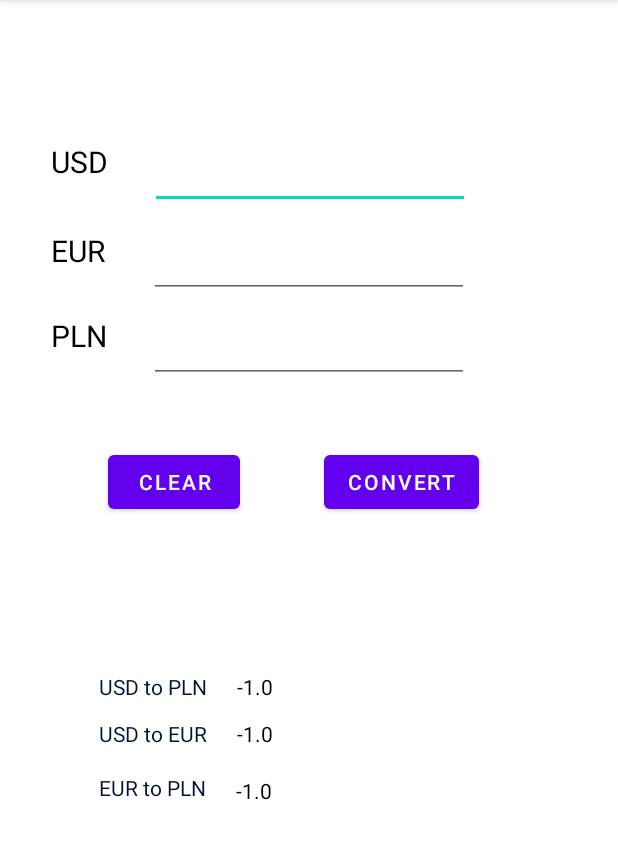
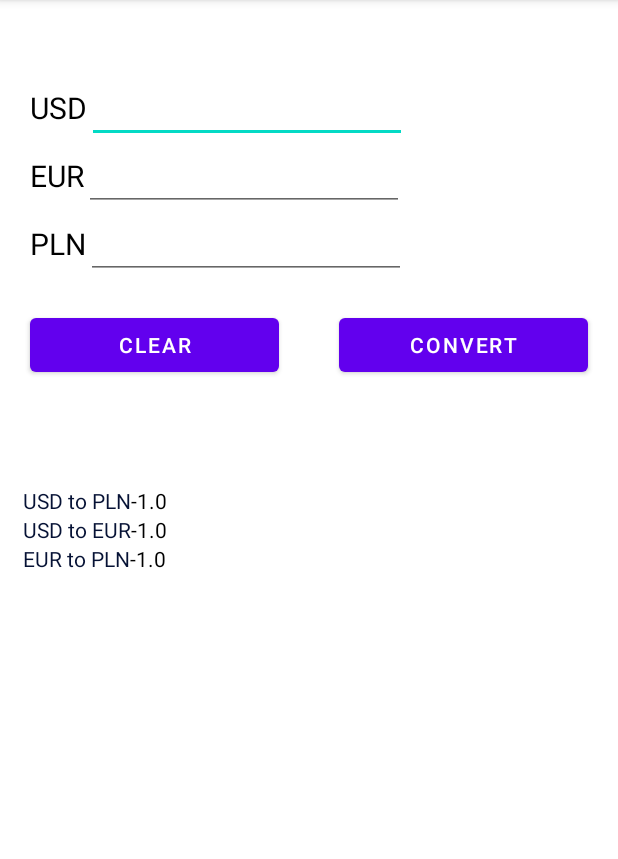
Before and after one commit to arturkowalczyk300/android-currency-converter, an Android app: the screen it shows after launch (MainActivity), on a phone screen of 412 x 824 dp, the part 84-943 px from its top. Run offline under Robolectric (Android 15) with nearby library versions, the phone set to English and light mode, and no system bars.

Commit message:
modify layout - use LinearLayouts

```diff
--- a/app/src/main/res/layout/activity_main.xml
+++ b/app/src/main/res/layout/activity_main.xml
@@ -1,27 +1,62 @@
 <?xml version="1.0" encoding="utf-8"?>
-<androidx.constraintlayout.widget.ConstraintLayout xmlns:android="http://schemas.android.com/apk/res/android"
+<LinearLayout xmlns:android="http://schemas.android.com/apk/res/android"
     xmlns:app="http://schemas.android.com/apk/res-auto"
     xmlns:tools="http://schemas.android.com/tools"
     android:layout_width="match_parent"
     android:layout_height="match_parent"
+    android:orientation="vertical"
     tools:context=".MainActivity">
+
+    <LinearLayout
+        android:layout_width="match_parent"
+        android:layout_height="match_parent"
+        android:layout_marginTop="50dp"
+        android:orientation="vertical">
+
+        <LinearLayout
+            android:layout_width="wrap_content"
+            android:layout_height="wrap_content"
+            android:orientation="horizontal"
+            android:paddingLeft="20dp"
+            android:paddingRight="20dp">
 
             <TextView
                 android:id="@+id/textViewUSD"
                 android:layout_width="wrap_content"
                 android:layout_height="wrap_content"
-        android:layout_marginStart="34dp"
-        android:layout_marginTop="94dp"
+                android:layout_weight="1"
                 android:text="USD"
                 android:textColor="#000000"
                 android:textSize="20sp"
                 app:layout_constraintStart_toStartOf="parent"
                 app:layout_constraintTop_toTopOf="parent" />
 
+            <EditText
+                android:id="@+id/editTextUSD"
+                android:layout_width="wrap_content"
+                android:layout_height="wrap_content"
+                android:layout_weight="1"
+                android:digits="0123456789."
+                android:ems="10"
+                android:inputType="number"
+                app:layout_constraintStart_toEndOf="@+id/textViewUSD"
+                app:layout_constraintTop_toTopOf="@+id/textViewUSD" />
+
+
+        </LinearLayout>
+
+        <LinearLayout
+            android:layout_width="wrap_content"
+            android:layout_height="wrap_content"
+            android:orientation="horizontal"
+            android:paddingLeft="20dp"
+            android:paddingRight="20dp">
+
             <TextView
                 android:id="@+id/textViewEUR"
                 android:layout_width="wrap_content"
                 android:layout_height="wrap_content"
+                android:layout_margin="0dp"
                 android:layout_marginTop="32dp"
                 android:text="EUR"
                 android:textColor="#000000"
@@ -29,10 +64,32 @@
                 app:layout_constraintStart_toStartOf="@+id/textViewUSD"
                 app:layout_constraintTop_toBottomOf="@+id/textViewUSD" />
 
+            <EditText
+                android:id="@+id/editTextEUR"
+                android:layout_width="wrap_content"
+                android:layout_height="wrap_content"
+                android:layout_margin="0dp"
+                android:layout_marginStart="29dp"
+                android:digits="0123456789."
+                android:ems="10"
+                android:inputType="number"
+                app:layout_constraintStart_toEndOf="@+id/textViewEUR"
+                app:layout_constraintTop_toTopOf="@+id/textViewEUR" />
+
+        </LinearLayout>
+
+        <LinearLayout
+            android:layout_width="wrap_content"
+            android:layout_height="wrap_content"
+            android:orientation="horizontal"
+            android:paddingLeft="20dp"
+            android:paddingRight="20dp">
+
             <TextView
                 android:id="@+id/textViewPLN"
                 android:layout_width="wrap_content"
                 android:layout_height="wrap_content"
+                android:layout_margin="0dp"
                 android:layout_marginTop="29dp"
                 android:text="PLN"
                 android:textColor="#000000"
@@ -40,63 +97,63 @@
                 app:layout_constraintStart_toStartOf="@+id/textViewEUR"
                 app:layout_constraintTop_toBottomOf="@+id/textViewEUR" />
 
-    <EditText
-        android:id="@+id/editTextUSD"
-        android:layout_width="wrap_content"
-        android:layout_height="wrap_content"
-        android:layout_marginStart="28dp"
-        android:ems="10"
-        android:inputType="number"
-        android:digits="0123456789."
-        app:layout_constraintStart_toEndOf="@+id/textViewUSD"
-        app:layout_constraintTop_toTopOf="@+id/textViewUSD" />
-
-    <EditText
-        android:id="@+id/editTextEUR"
-        android:layout_width="wrap_content"
-        android:layout_height="wrap_content"
-        android:layout_marginStart="29dp"
-        android:ems="10"
-        android:inputType="number"
-        android:digits="0123456789."
-        app:layout_constraintStart_toEndOf="@+id/textViewEUR"
-        app:layout_constraintTop_toTopOf="@+id/textViewEUR" />
 
             <EditText
                 android:id="@+id/editTextPLN"
                 android:layout_width="wrap_content"
                 android:layout_height="wrap_content"
+                android:layout_margin="0dp"
                 android:layout_marginStart="28dp"
+                android:digits="0123456789."
                 android:ems="10"
                 android:inputType="number"
-        android:digits="0123456789."
                 app:layout_constraintStart_toEndOf="@+id/textViewPLN"
                 app:layout_constraintTop_toTopOf="@+id/textViewPLN" />
+        </LinearLayout>
+
+        <LinearLayout
+            android:layout_width="match_parent"
+            android:layout_height="wrap_content"
+            android:gravity="center"
+            android:orientation="horizontal">
 
             <Button
                 android:id="@+id/buttonClear"
-        android:layout_width="wrap_content"
+                android:layout_width="match_parent"
                 android:layout_height="wrap_content"
+                android:layout_margin="20dp"
                 android:layout_marginStart="72dp"
                 android:layout_marginTop="42dp"
+                android:layout_weight="1"
                 android:text="Clear"
                 app:layout_constraintStart_toStartOf="parent"
                 app:layout_constraintTop_toBottomOf="@+id/editTextPLN" />
 
             <Button
                 android:id="@+id/buttonConvert"
-        android:layout_width="wrap_content"
+                android:layout_width="match_parent"
                 android:layout_height="wrap_content"
+                android:layout_margin="20dp"
                 android:layout_marginStart="56dp"
                 android:layout_marginTop="42dp"
+                android:layout_weight="1"
                 android:text="Convert"
                 app:layout_constraintStart_toEndOf="@+id/buttonClear"
                 app:layout_constraintTop_toBottomOf="@+id/editTextPLN" />
+        </LinearLayout>
+
+        <LinearLayout
+            android:layout_width="wrap_content"
+            android:layout_height="wrap_content"
+            android:layout_marginLeft="15dp"
+            android:layout_marginTop="50dp"
+            android:orientation="horizontal">
 
             <TextView
                 android:id="@+id/textView"
                 android:layout_width="wrap_content"
                 android:layout_height="wrap_content"
+                android:layout_margin="0dp"
                 android:layout_marginStart="32dp"
                 android:layout_marginTop="238dp"
                 android:text="USD to PLN"
@@ -105,9 +162,29 @@
                 app:layout_constraintTop_toTopOf="@+id/textViewPLN" />
 
             <TextView
+                android:id="@+id/tvUSD2PLN"
+                android:layout_width="wrap_content"
+                android:layout_height="wrap_content"
+                android:layout_margin="0dp"
+                android:layout_marginStart="20dp"
+                android:text="TextView"
+                android:textColor="#000000"
+                app:layout_constraintStart_toEndOf="@+id/textView"
+                app:layout_constraintTop_toTopOf="@+id/textView" />
+
+        </LinearLayout>
+
+        <LinearLayout
+            android:layout_width="wrap_content"
+            android:layout_height="wrap_content"
+            android:layout_marginLeft="15dp"
+            android:orientation="horizontal">
+
+            <TextView
                 android:id="@+id/textView2"
                 android:layout_width="wrap_content"
                 android:layout_height="wrap_content"
+                android:layout_margin="0dp"
                 android:layout_marginStart="32dp"
                 android:layout_marginTop="31dp"
                 android:text="USD to EUR"
@@ -116,9 +193,30 @@
                 app:layout_constraintTop_toTopOf="@+id/textView" />
 
             <TextView
+                android:id="@+id/tvUSD2EUR"
+                android:layout_width="wrap_content"
+                android:layout_height="wrap_content"
+                android:layout_margin="0dp"
+                android:layout_marginStart="20dp"
+                android:layout_marginTop="31dp"
+                android:text="TextView"
+                android:textColor="#000000"
+                app:layout_constraintStart_toEndOf="@+id/textView2"
+                app:layout_constraintTop_toTopOf="@+id/tvUSD2PLN" />
+
+        </LinearLayout>
+
+        <LinearLayout
+            android:layout_width="wrap_content"
+            android:layout_height="wrap_content"
+            android:layout_marginLeft="15dp"
+            android:orientation="horizontal">
+
+            <TextView
                 android:id="@+id/textView3"
                 android:layout_width="wrap_content"
                 android:layout_height="wrap_content"
+                android:layout_margin="0dp"
                 android:layout_marginTop="36dp"
                 android:text="EUR to PLN"
                 android:textColor="#061235"
@@ -126,35 +224,16 @@
                 app:layout_constraintTop_toTopOf="@+id/textView2" />
 
             <TextView
-        android:id="@+id/tvUSD2PLN"
-        android:layout_width="wrap_content"
-        android:layout_height="wrap_content"
-        android:layout_marginStart="20dp"
-        android:text="TextView"
-        android:textColor="#000000"
-        app:layout_constraintStart_toEndOf="@+id/textView"
-        app:layout_constraintTop_toTopOf="@+id/textView" />
-
-    <TextView
-        android:id="@+id/tvUSD2EUR"
-        android:layout_width="wrap_content"
-        android:layout_height="wrap_content"
-        android:layout_marginStart="20dp"
-        android:layout_marginTop="31dp"
-        android:text="TextView"
-        android:textColor="#000000"
-        app:layout_constraintStart_toEndOf="@+id/textView2"
-        app:layout_constraintTop_toTopOf="@+id/tvUSD2PLN" />
-
-    <TextView
                 android:id="@+id/tvEUR2PLN"
                 android:layout_width="wrap_content"
                 android:layout_height="wrap_content"
+                android:layout_margin="0dp"
                 android:layout_marginStart="20dp"
                 android:layout_marginTop="38dp"
                 android:text="TextView"
                 android:textColor="#000000"
                 app:layout_constraintStart_toEndOf="@+id/textView3"
                 app:layout_constraintTop_toTopOf="@+id/tvUSD2EUR" />
-
-</androidx.constraintlayout.widget.ConstraintLayout>
+        </LinearLayout>
+    </LinearLayout>
+</LinearLayout>
--- a/build.gradle
+++ b/build.gradle
@@ -5,7 +5,7 @@ buildscript {
         jcenter()
     }
     dependencies {
-        classpath "com.android.tools.build:gradle:4.1.2"
+        classpath 'com.android.tools.build:gradle:4.1.3'
 
         // NOTE: Do not place your application dependencies here; they belong
         // in the individual module build.gradle files
```
Lines whose indentation alone changed are shown as unchanged.
